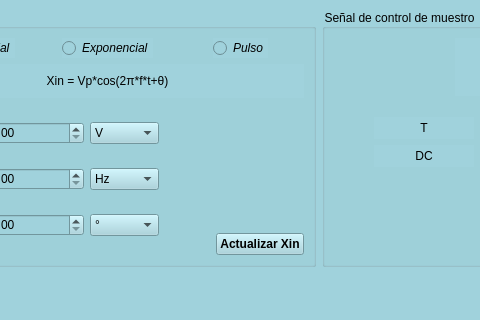
This is GUI/FrontEnd/samplingui.ui in grupo-1-ASSD-E2/ASSD-TP1 as Qt 5 draws it before an edit; both pictures show x 110 to 590 and y 0 to 320 of the 857 by 540 pixel window. The edited form follows.
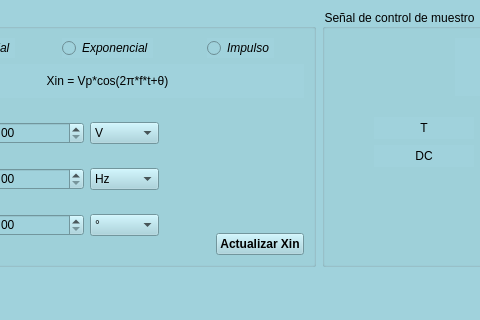
This is the edited form. Icons and pictures are not drawn.

Commit message: los dos filtros andando con el boton de activar y desactivar

Patch:
```diff
--- a/GUI/FrontEnd/samplingui.ui
+++ b/GUI/FrontEnd/samplingui.ui
@@ -73,7 +73,7 @@
                 </font>
                </property>
                <property name="text">
-                <string>Pulso</string>
+                <string>Impulso</string>
                </property>
               </widget>
              </item>
```
The commit also changes 2 other files.
